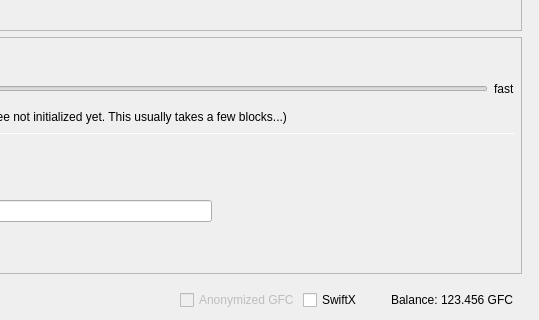
Before: the Qt Designer form src/qt/forms/sendcoinsdialog.ui in GoFundDev/GO-FUND, drawn with Qt 5; both pictures show x 439 to 978 and y 375 to 695 of the 978 by 695 pixel window.
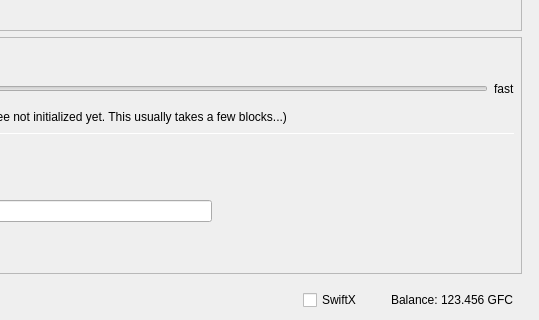
After: the same form once the commit is applied. Icons and pictures are not drawn. Custom widgets are drawn as their Qt base class.

Commit message: [WIP] qt rebranding (rm automint)

Patch:
```diff
--- a/src/qt/forms/sendcoinsdialog.ui
+++ b/src/qt/forms/sendcoinsdialog.ui
@@ -1680,16 +1680,6 @@
              <property name="spacing">
               <number>3</number>
              </property>
-             <item>
-              <widget class="QCheckBox" name="checkzGFC">
-               <property name="enabled">
-                <bool>false</bool>
-               </property>
-               <property name="text">
-                <string>Anonymized GFC</string>
-               </property>
-              </widget>
-             </item>
              <item>
               <widget class="QCheckBox" name="checkSwiftTX">
                <property name="enabled">
```
Left out of the diff: 4 changed lines with no effect on the pictures.
